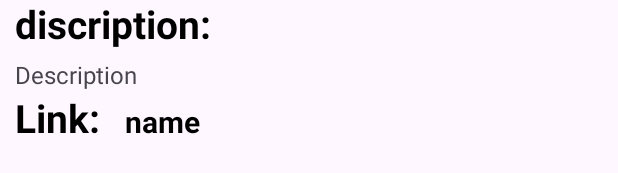
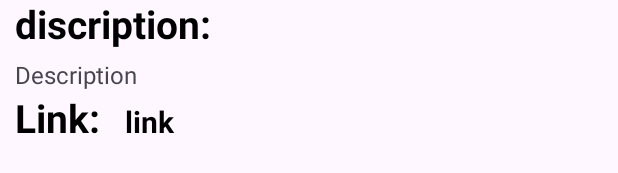
Before and after one commit to BhanukiranG/oneCampus, an Android app: the layout activity_event_details.xml on its own in the app's theme, with its tools: preview values and no code run, on a phone screen of 412 x 824 dp. Shown: the part 499-672 px from the top of the screen. Run offline under Robolectric (Android 15) with nearby library versions, the phone set to English and light mode, and no system bars.

Commit message:
updated bhanu

```diff
--- a/app/src/main/java/com/example/onecampus/user1.java
+++ b/app/src/main/java/com/example/onecampus/user1.java
@@ -33,5 +33,6 @@ public class user1 extends AppCompatActivity {
                 startActivity(intent);
             }
         });
+
     }
 }
--- a/app/src/main/res/layout/activity_event_details.xml
+++ b/app/src/main/res/layout/activity_event_details.xml
@@ -99,7 +99,7 @@
                     android:layout_width="match_parent"
                     android:layout_height="wrap_content"
                     android:layout_marginStart="10dp"
-                    android:text="name"
+                    android:text="link"
                     android:textColor="#000000"
                     android:textSize="20sp"
                     android:textStyle="bold" />
```
